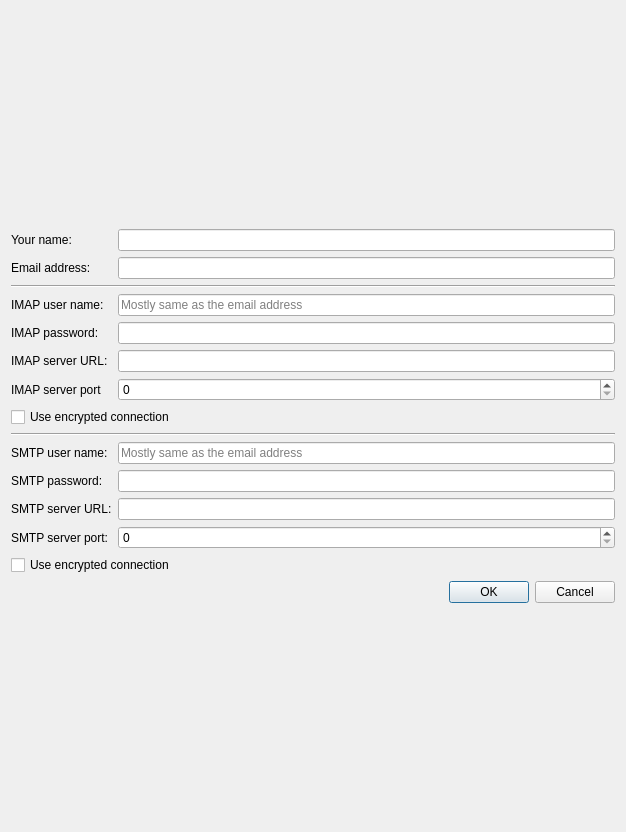
Old version of the form src/modules/windows/email/EmailAccountPreferencesDialogWindow.ui in the repository honza-c/otter-browser.
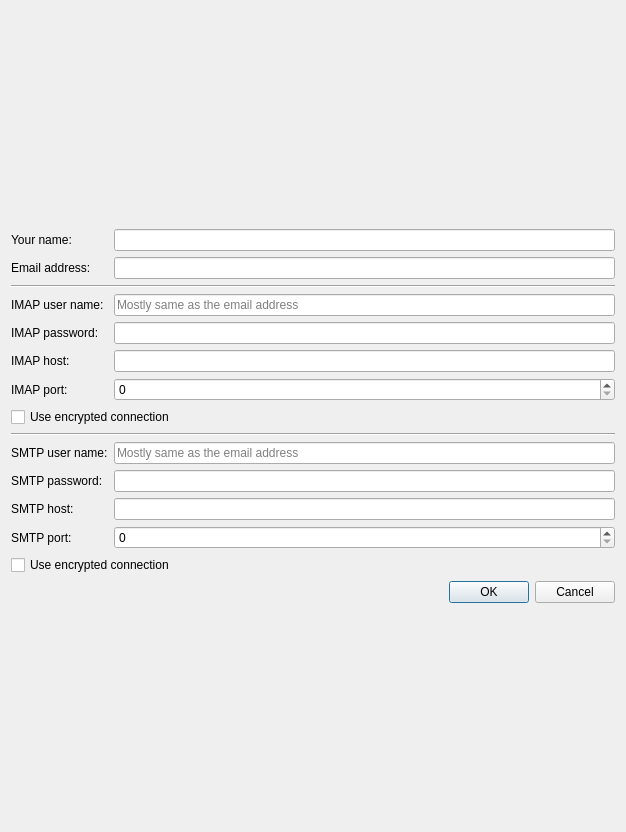
New version of the form.

Commit message: update captions of fields in EmailAccountPreferences Window

Diff of the .ui file:
```diff
--- a/src/modules/windows/email/EmailAccountPreferencesDialogWindow.ui
+++ b/src/modules/windows/email/EmailAccountPreferencesDialogWindow.ui
@@ -80,14 +80,14 @@
        <item row="11" column="0">
         <widget class="QLabel" name="label_10">
          <property name="text">
-          <string>SMTP server URL:</string>
+          <string>SMTP host:</string>
          </property>
         </widget>
        </item>
        <item row="12" column="0">
         <widget class="QLabel" name="label_11">
          <property name="text">
-          <string>SMTP server port:</string>
+          <string>SMTP port:</string>
          </property>
         </widget>
        </item>
@@ -97,7 +97,7 @@
        <item row="5" column="0">
         <widget class="QLabel" name="label_5">
          <property name="text">
-          <string>IMAP server URL:</string>
+          <string>IMAP host:</string>
          </property>
         </widget>
        </item>
@@ -124,7 +124,7 @@
        <item row="6" column="0">
         <widget class="QLabel" name="label_6">
          <property name="text">
-          <string>IMAP server port</string>
+          <string>IMAP port:</string>
          </property>
         </widget>
        </item>
```
